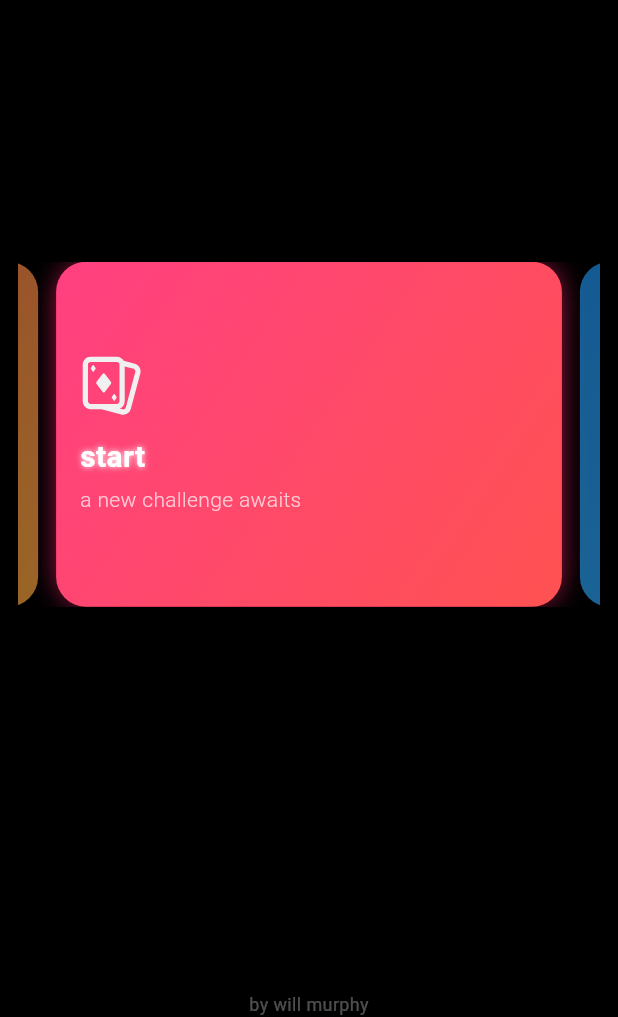
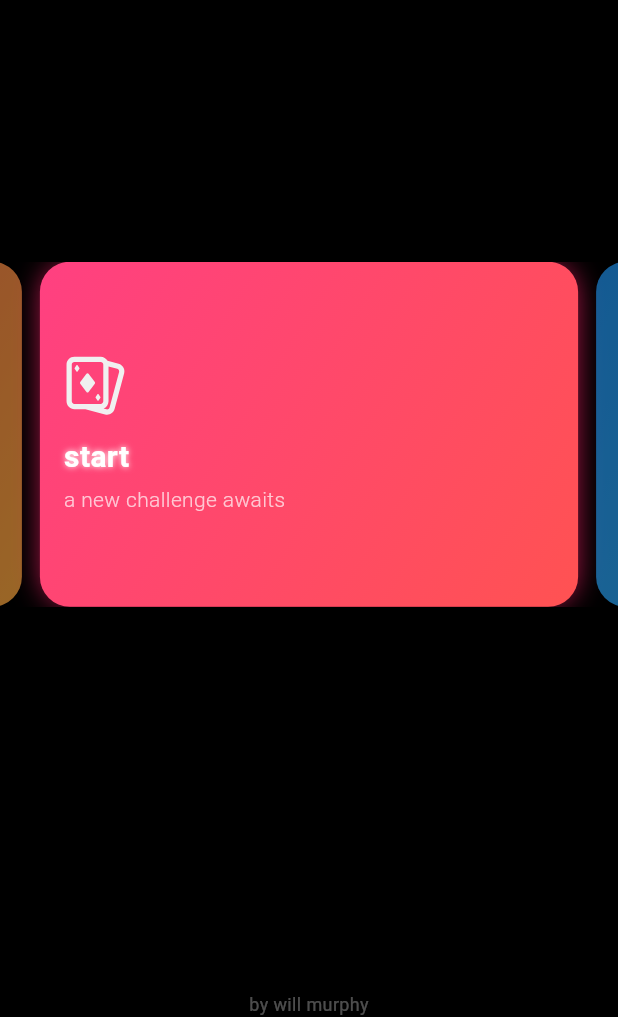
Before and after one commit to Illogicalll/solace, a Flutter app: the screen it shows after launch, on a phone screen of 412 x 824 dp, the part 219-1236 px from its top. Run offline on Flutter 3.47's test engine with Material 3 defaults, Android fonts, the phone set to English and light mode, and no system bars; our stand-ins replace fl_chart, flutter_svg, shared_preferences; Roboto replaces fonts that are missing (CabinetGrotesk).

Commit message:
button padding change

```diff
--- a/lib/main.dart
+++ b/lib/main.dart
@@ -70,12 +70,12 @@ class _MainAppState extends State<MainApp> {
       home: Scaffold(
         backgroundColor: Colors.black,
         body: SafeArea(
-          child: Padding(
-            padding: const EdgeInsets.only(left: 12.0, right: 12.0),
           child: Column(
               mainAxisAlignment: MainAxisAlignment.spaceBetween,
               children: [
-                const Align(
+                Padding(
+                  padding: const EdgeInsets.only(left: 12.0, right: 12.0),
+                  child: const Align(
                     alignment: Alignment.topLeft,
                     child: Padding(
                       padding: EdgeInsets.only(top: 32.0),
@@ -97,11 +97,12 @@ class _MainAppState extends State<MainApp> {
                               color: Colors.white,
                               fontFamily: 'CabinetGrotesk',
                               fontSize: 18,
-                            fontWeight: FontWeight.w100,
+                              fontWeight: FontWeight.w200,
                               height: 0.5,
                             ),
                           ),
                         ],
+                      ),
                     ),
                   ),
                 ),
@@ -312,7 +313,6 @@ class _MainAppState extends State<MainApp> {
             ),
           ),
         ),
-      ),
     );
   }
 }
--- a/pubspec.yaml
+++ b/pubspec.yaml
@@ -1,7 +1,7 @@
 name: solace
 description: "minimalistic solitaire"
 publish_to: 'none'
-version: 0.2.0
+version: 0.2.1
 
 environment:
   sdk: ^3.8.1
```
Lines whose indentation alone changed are shown as unchanged.
